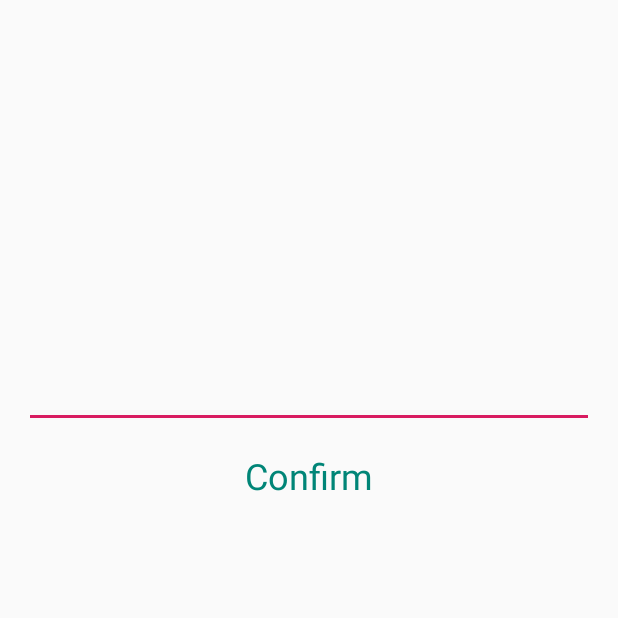
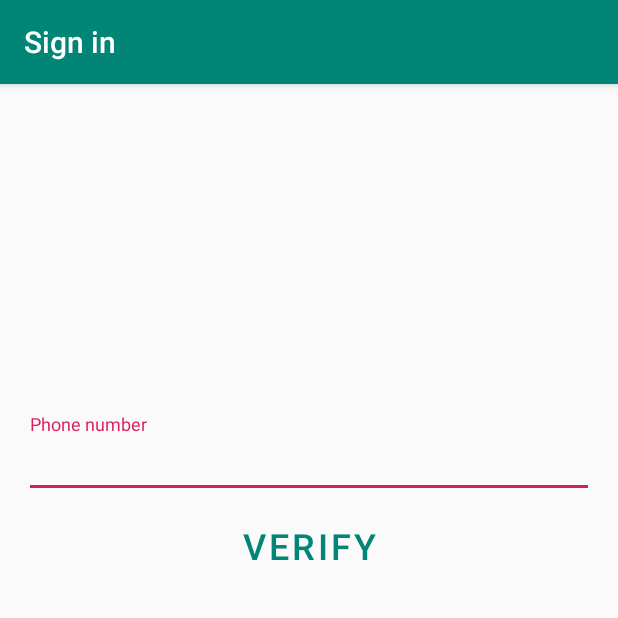
Before and after one commit to Ilyshka991/CashDebts, an Android app: the screen it shows after launch (AuthActivity), on a phone screen of 412 x 824 dp, the top half of it. Run offline under Robolectric (Android 15) with nearby library versions, the phone set to English and light mode, and no system bars; our stand-ins replace Dagger/Hilt's generated code, Firebase (no records; nobody signed in at launch, a user with empty details on screens opened directly), data binding.

Commit message:
Auth activity

```diff
--- a/app/build.gradle
+++ b/app/build.gradle
@@ -65,6 +65,8 @@ dependencies {
     kapt 'com.google.dagger:dagger-compiler:2.16'
     implementation 'com.google.dagger:dagger-android-support:2.16'
     kapt 'com.google.dagger:dagger-android-processor:2.16'
+
+    implementation 'com.hbb20:ccp:2.2.4'
 }
 
 apply plugin: 'com.google.gms.google-services'
--- a/app/src/main/AndroidManifest.xml
+++ b/app/src/main/AndroidManifest.xml
@@ -10,7 +10,7 @@
             android:roundIcon="@mipmap/ic_launcher_round"
             android:supportsRtl="true"
             android:name=".App"
-            android:theme="@style/AppTheme.NoActionBar"
+            android:theme="@style/AppTheme"
             tools:ignore="GoogleAppIndexingWarning">
 
         <activity android:name=".ui.activity.splash.SplashActivity"
@@ -25,7 +25,9 @@
                 android:name=".ui.activity.main.MainActivity"
                 android:label="@string/title_activity_main"/>
 
-        <activity android:name=".ui.activity.auth.AuthActivity"/>
+        <activity android:name=".ui.activity.auth.AuthActivity"
+                  android:windowSoftInputMode="adjustResize"
+                  android:label="@string/title_auth_activity"/>
 
     </application>
 </manifest>
--- a/app/src/main/res/layout/activity_auth.xml
+++ b/app/src/main/res/layout/activity_auth.xml
@@ -20,6 +20,7 @@
 
         <include
                 android:id="@+id/container_auth_code"
-                layout="@layout/layout_auth_code"/>
+                layout="@layout/layout_auth_code"
+                app:viewModel="@{viewModel}"/>
     </ViewSwitcher>
 </layout>
--- a/app/src/main/res/layout/layout_auth_phone.xml
+++ b/app/src/main/res/layout/layout_auth_phone.xml
@@ -13,12 +13,11 @@
             android:layout_width="match_parent"
             android:layout_height="match_parent">
 
-        <EditText
-                android:id="@+id/text_phone"
+        <com.google.android.material.textfield.TextInputLayout
+                android:id="@+id/text_phone_layout"
                 android:layout_width="match_parent"
                 android:layout_height="wrap_content"
-                android:inputType="phone"
-                android:ems="10"
+                android:hint="Phone number"
                 android:layout_marginTop="16dp"
                 android:layout_marginBottom="16dp"
                 android:layout_marginStart="16dp"
@@ -28,7 +27,16 @@
                 app:layout_constraintHorizontal_bias="0.0"
                 app:layout_constraintTop_toTopOf="parent"
                 app:layout_constraintBottom_toBottomOf="parent"
-                app:layout_constraintVertical_bias="0.3"/>
+                app:layout_constraintVertical_bias="0.3">
+
+            <com.google.android.material.textfield.TextInputEditText
+                    android:id="@+id/text_phone"
+                    android:layout_width="match_parent"
+                    android:layout_height="wrap_content"
+                    android:inputType="phone"
+                    android:imeOptions="actionNext"
+                    android:ems="10"/>
+        </com.google.android.material.textfield.TextInputLayout>
 
         <Button
                 android:id="@+id/button_send_code"
@@ -36,14 +44,14 @@
                 android:layout_height="wrap_content"
                 app:visibility="@{!viewModel.isLoading}"
                 android:onClick="@{() -> viewModel.startPhoneNumberVerification(textPhone.getText().toString())}"
-                android:text="Confirm"
+                android:text="Verify"
                 android:textSize="24sp"
                 android:layout_marginStart="16dp"
                 android:layout_marginEnd="16dp"
                 android:layout_marginTop="8dp"
-                app:layout_constraintTop_toBottomOf="@+id/text_phone"
-                app:layout_constraintStart_toStartOf="@+id/text_phone"
-                app:layout_constraintEnd_toEndOf="@+id/text_phone"
+                app:layout_constraintTop_toBottomOf="@+id/text_phone_layout"
+                app:layout_constraintStart_toStartOf="@+id/text_phone_layout"
+                app:layout_constraintEnd_toEndOf="@+id/text_phone_layout"
                 style="@style/Widget.MaterialComponents.Button.TextButton"/>
 
         <ProgressBar
--- a/app/src/main/res/values/dimens.xml
+++ b/app/src/main/res/values/dimens.xml
@@ -1,9 +1,3 @@
 <resources>
     <dimen name="fab_margin">16dp</dimen>
-
-
-    <dimen name="icon_top_margin">24dp</dimen>
-    <dimen name="icon_bottom_margin">24dp</dimen>
-    <dimen name="title_bottom_margin">16dp</dimen>
-    <dimen name="field_width_standard">160dp</dimen>
 </resources>
```
Also changed, not shown: app/src/main/java/com/pechuro/cashdebts/ui/activity/auth/AuthActivity.kt (+57 -8 lines), app/src/main/java/com/pechuro/cashdebts/ui/activity/auth/AuthActivityViewModel.kt (+21 -9 lines), app/src/main/res/layout/layout_auth_code.xml (+25 -10 lines), app/src/main/res/values/strings.xml (+5 -17 lines), app/src/main/res/values/styles.xml (+0 -39 lines).
